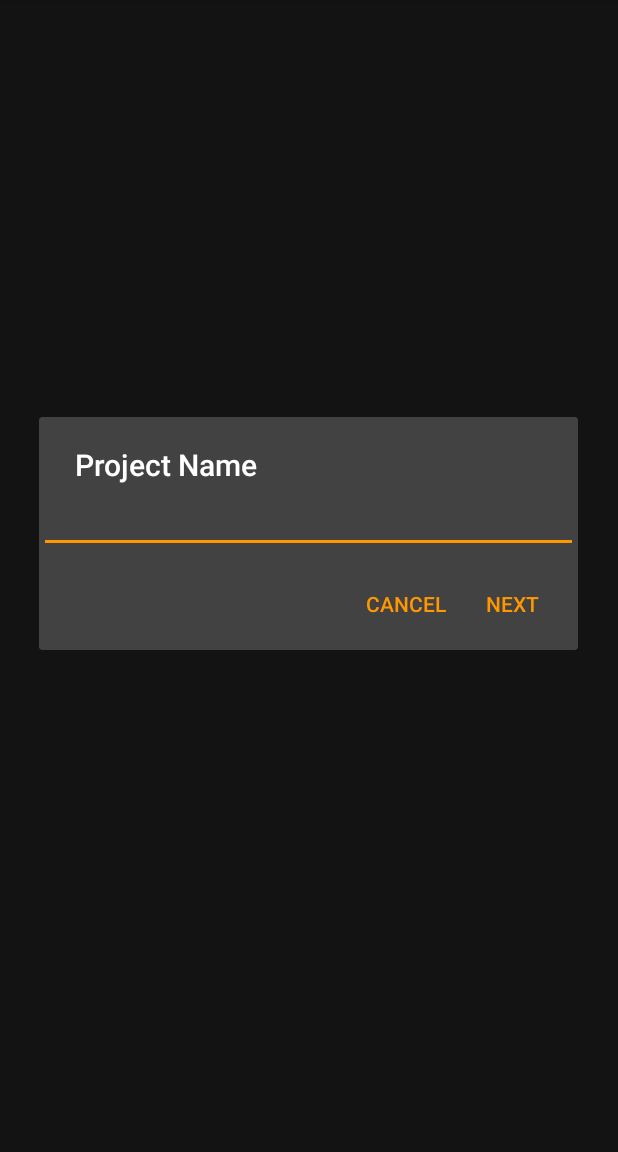
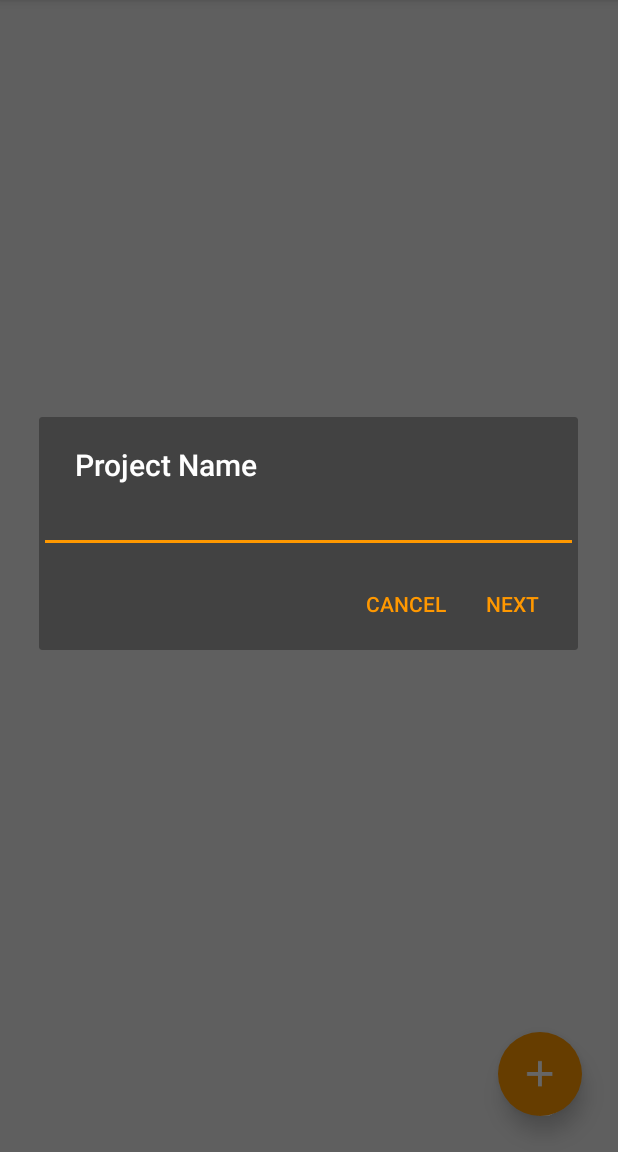
Before and after one commit to cwalsvick/TimecodedNotes, an Android app: the screen it shows after launch (MainActivity), after a tap on "NEW PROJECT", on a phone screen of 412 x 824 dp, the part 84-1236 px from its top. Run offline under Robolectric (Android 15) with nearby library versions, the phone set to English and light mode, and no system bars.

Commit message:
basic recylcerview and cardview set up for project view

```diff
--- a/app/src/main/java/com/walsvick/christopher/timecodenotes/activity/MainActivity.java
+++ b/app/src/main/java/com/walsvick/christopher/timecodenotes/activity/MainActivity.java
@@ -10,6 +10,8 @@ import android.database.Cursor;
 import android.net.Uri;
 import android.os.Bundle;
 import android.support.v7.app.ActionBarActivity;
+import android.support.v7.widget.LinearLayoutManager;
+import android.support.v7.widget.RecyclerView;
 import android.util.Log;
 import android.view.ContextMenu;
 import android.view.ContextMenu.ContextMenuInfo;
@@ -28,8 +30,10 @@ import com.walsvick.christopher.timecodenotes.db.ProjectDAO;
 import com.walsvick.christopher.timecodenotes.db.ProjectTable;
 import com.walsvick.christopher.timecodenotes.io.StorageUtil;
 import com.walsvick.christopher.timecodenotes.model.Project;
+import com.walsvick.christopher.timecodenotes.view.FloatingActionButton;
 import com.walsvick.christopher.timecodenotes.view.NewProjectDialog;
-import com.walsvick.christopher.timecodenotes.view.ProjectListCursorAdapter;
+import com.walsvick.christopher.timecodenotes.view.RecyclerItemClickListener;
+import com.walsvick.christopher.timecodenotes.view.RecyclerViewCursorAdapter;
 
 public class MainActivity extends ActionBarActivity implements
         NewProjectDialog.NewProjectDialogListener,
@@ -37,8 +41,10 @@ public class MainActivity extends ActionBarActivity implements
 
     private ProjectDAO projectDAO;
 
-    private ListView projectListView;
-    private ProjectListCursorAdapter projectListAdapter;
+    private RecyclerView projectListView;
+    private RecyclerViewCursorAdapter projectListAdapter;
+    private RecyclerView.LayoutManager layoutManager;
+    private FloatingActionButton newProjectButton;
 
     public final static String SELECTED_PROJECT = "COM.WALSVICK.CHRISTOPHER.TIMECODENOTES.SELECTED_PROJECT";
 
@@ -46,15 +52,38 @@ public class MainActivity extends ActionBarActivity implements
     protected void onCreate(Bundle savedInstanceState) {
         super.onCreate(savedInstanceState);
         setContentView(R.layout.activity_main);
-
         projectDAO = new ProjectDAO(this);
 
-        projectListView = (ListView) findViewById(R.id.project_listView);
-        projectListAdapter = new ProjectListCursorAdapter(this, null, 0);
+        newProjectButton = (FloatingActionButton) findViewById(R.id.new_project_fab);
+        newProjectButton.setOnClickListener(new View.OnClickListener() {
+
+            @Override
+            public void onClick(View v) {
+                NewProjectDialog dialog = new NewProjectDialog(MainActivity.this, MainActivity.this);
+                dialog.begin();
+            }
+        });
+
+        projectListView = (RecyclerView) findViewById(R.id.project_recycler_view);
+        projectListView.setHasFixedSize(true);
+
+        layoutManager = new LinearLayoutManager(this);
+        projectListView.setLayoutManager(layoutManager);
+
+        projectListAdapter = new RecyclerViewCursorAdapter(this, null);
         projectListView.setAdapter(projectListAdapter);
+        projectListView.addOnItemTouchListener(new RecyclerItemClickListener(this, new RecyclerItemClickListener.OnItemClickListener() {
+            @Override
+            public void onItemClick(View view, int position) {
+                Intent i = new Intent(MainActivity.this, TakeNotesActivity.class);
+                i.putExtra(SELECTED_PROJECT, (Project) projectListAdapter.getItem(position));
+                startActivity(i);
+            }
+        }));
+
+
         setListViewClickListener();
         registerForContextMenu(projectListView);
-
         fillData();
     }
 
@@ -93,7 +122,7 @@ public class MainActivity extends ActionBarActivity implements
     public boolean onContextItemSelected(MenuItem item) {
         AdapterContextMenuInfo info = (AdapterContextMenuInfo) item.getMenuInfo();
 
-        Project project = projectDAO.cursorToProject((Cursor) projectListView.getItemAtPosition(info.position));
+        Project project = (Project) projectListAdapter.getItem(info.position);
 
         switch (item.getItemId()) {
             case R.id.menu_item_view_project_info:
@@ -128,7 +157,7 @@ public class MainActivity extends ActionBarActivity implements
 
         String fileName = StorageUtil.exportToTSV(this, project);
         Log.d(getClass().getSimpleName(), "fileUri=" + Uri.parse("file://" + fileName));
-        emailIntent.putExtra(Intent.EXTRA_STREAM, Uri.parse("file://"+ fileName));
+        emailIntent.putExtra(Intent.EXTRA_STREAM, Uri.parse("file://" + fileName));
         startActivity(Intent.createChooser(emailIntent, "Send mail..."));
     }
 
@@ -188,7 +217,7 @@ public class MainActivity extends ActionBarActivity implements
     }
 
     private void setListViewClickListener() {
-        projectListView.setOnItemClickListener(new AdapterView.OnItemClickListener() {
+        /*projectListView.setOnItemClickListener(new AdapterView.OnItemClickListener() {
             @Override
             public void onItemClick(AdapterView<?> parent, View view, int position, long id) {
                 Intent i = new Intent(MainActivity.this, TakeNotesActivity.class);
@@ -196,7 +225,7 @@ public class MainActivity extends ActionBarActivity implements
                         projectDAO.cursorToProject((Cursor) projectListView.getItemAtPosition(position)));
                 startActivity(i);
             }
-        });
+        });*/
     }
 
     @Override
--- a/app/src/main/java/com/walsvick/christopher/timecodenotes/db/ProjectDAO.java
+++ b/app/src/main/java/com/walsvick/christopher/timecodenotes/db/ProjectDAO.java
@@ -28,7 +28,7 @@ public class ProjectDAO {
         this.context = context;
     }
 
-    public Project cursorToProject(Cursor cursor) {
+    public static Project cursorToProject(Cursor cursor) {
         Project p = new Project();
 
         p.setId(cursor.getInt(cursor.getColumnIndex(ProjectTable.PROJECT_ID)));
--- /dev/null
+++ b/app/src/main/java/com/walsvick/christopher/timecodenotes/view/FloatingActionButton.java
@@ -0,0 +1,74 @@
+/*
+ * Copyright 2014, The Android Open Source Project
+ *
+ * Licensed under the Apache License, Version 2.0 (the "License");
+ * you may not use this file except in compliance with the License.
+ * You may obtain a copy of the License at
+ *
+ *      http://www.apache.org/licenses/LICENSE-2.0
+ *
+ * Unless required by applicable law or agreed to in writing, software
+ * distributed under the License is distributed on an "AS IS" BASIS,
+ * WITHOUT WARRANTIES OR CONDITIONS OF ANY KIND, either express or implied.
+ * See the License for the specific language governing permissions and
+ * limitations under the License.
+ */
+
+package com.walsvick.christopher.timecodenotes.view;
+
+import android.annotation.TargetApi;
+import android.content.Context;
+import android.graphics.Outline;
+import android.os.Build;
+import android.util.AttributeSet;
+import android.view.View;
+import android.view.ViewOutlineProvider;
+import android.widget.Checkable;
+import android.widget.FrameLayout;
+
+/**
+ * A Floating Action Button is a {@link android.widget.Checkable} view distinguished by a circled
+ * icon floating above the UI, with special motion behaviors.
+ */
+public class FloatingActionButton extends FrameLayout {
+    private static final String TAG = "FloatingActionButton";
+
+    public FloatingActionButton(Context context) {
+        this(context, null, 0, 0);
+    }
+
+    public FloatingActionButton(Context context, AttributeSet attrs) {
+        this(context, attrs, 0, 0);
+    }
+
+    public FloatingActionButton(Context context, AttributeSet attrs, int defStyleAttr) {
+        this(context, attrs, defStyleAttr, 0);
+    }
+
+    @TargetApi(Build.VERSION_CODES.LOLLIPOP)
+    public FloatingActionButton(Context context, AttributeSet attrs, int defStyleAttr,
+                                int defStyleRes) {
+        super(context, attrs, defStyleAttr);
+
+        setClickable(true);
+
+        // Set the outline provider for this view. The provider is given the outline which it can
+        // then modify as needed. In this case we set the outline to be an oval fitting the height
+        // and width.
+        setOutlineProvider(new ViewOutlineProvider() {
+            @Override
+            public void getOutline(View view, Outline outline) {
+                outline.setOval(0, 0, getWidth(), getHeight());
+            }
+        });
+
+        // Finally, enable clipping to the outline, using the provider we set above
+        setClipToOutline(true);
+    }
+
+    @Override
+    protected int[] onCreateDrawableState(int extraSpace) {
+        final int[] drawableState = super.onCreateDrawableState(extraSpace + 1);
+        return drawableState;
+    }
+}
--- a/app/src/main/java/com/walsvick/christopher/timecodenotes/view/ProjectListCursorAdapter.java
+++ b/app/src/main/java/com/walsvick/christopher/timecodenotes/view/ProjectListCursorAdapter.java
@@ -18,7 +18,7 @@ import org.apache.commons.lang3.StringUtils;
 /**
  * Created on 1/10/2015 by Christopher.
  */
-public class ProjectListCursorAdapter extends CursorAdapter {
+/*public class ProjectListCursorAdapter extends CursorAdapter {
     public ProjectListCursorAdapter(Context context, Cursor c, int flags) {
         super(context, c, flags);
     }
@@ -41,3 +41,4 @@ public class ProjectListCursorAdapter extends CursorAdapter {
         view.setProject(project);
     }
 }
+*/
--- /dev/null
+++ b/app/src/main/java/com/walsvick/christopher/timecodenotes/view/RecyclerItemClickListener.java
@@ -0,0 +1,38 @@
+package com.walsvick.christopher.timecodenotes.view;
+
+import android.content.Context;
+import android.support.v7.widget.RecyclerView;
+import android.view.GestureDetector;
+import android.view.MotionEvent;
+import android.view.View;
+
+
+public class RecyclerItemClickListener implements RecyclerView.OnItemTouchListener {
+    private OnItemClickListener mListener;
+
+    public interface OnItemClickListener {
+        public void onItemClick(View view, int position);
+    }
+
+    GestureDetector mGestureDetector;
+
+    public RecyclerItemClickListener(Context context, OnItemClickListener listener) {
+        mListener = listener;
+        mGestureDetector = new GestureDetector(context, new GestureDetector.SimpleOnGestureListener() {
+            @Override public boolean onSingleTapUp(MotionEvent e) {
+                return true;
+            }
+        });
+    }
+
+    @Override public boolean onInterceptTouchEvent(RecyclerView view, MotionEvent e) {
+        View childView = view.findChildViewUnder(e.getX(), e.getY());
+        if (childView != null && mListener != null && mGestureDetector.onTouchEvent(e)) {
+            mListener.onItemClick(childView, view.getChildPosition(childView));
+            return true;
+        }
+        return false;
+    }
+
+    @Override public void onTouchEvent(RecyclerView view, MotionEvent motionEvent) { }
+}
--- /dev/null
+++ b/app/src/main/java/com/walsvick/christopher/timecodenotes/view/RecyclerViewCursorAdapter.java
@@ -0,0 +1,101 @@
+package com.walsvick.christopher.timecodenotes.view;
+
+import android.content.Context;
+import android.database.Cursor;
+import android.support.v7.widget.RecyclerView;
+import android.view.LayoutInflater;
+import android.view.View;
+import android.view.ViewGroup;
+import android.widget.TextView;
+
+import com.walsvick.christopher.timecodenotes.R;
+import com.walsvick.christopher.timecodenotes.db.ProjectDAO;
+import com.walsvick.christopher.timecodenotes.model.Project;
+
+import org.apache.commons.lang3.StringUtils;
+
+/**
+ * Created on 5/2/2015 by Christopher.
+ */
+public class RecyclerViewCursorAdapter extends RecyclerView.Adapter<RecyclerViewCursorAdapter.ViewHolder> {
+
+    private Cursor dataCursor;
+    private Context context;
+    private OnRecyclerItemClickListener callback;
+
+    public interface OnRecyclerItemClickListener {
+        public void onItemClickListener(int position);
+    }
+
+    // Provide a reference to the views for each data item
+    // Complex data items may need more than one view per item, and
+    // you provide access to all the views for a data item in a view holder
+    public static class ViewHolder extends RecyclerView.ViewHolder {
+        // each data item is just a string in this case
+        public ProjectListItemView listItemView;
+        public OnRecyclerItemClickListener callback;
+
+        public ViewHolder(View v, OnRecyclerItemClickListener callback) {
+            super(v);
+            listItemView = new ProjectListItemView(v);
+        }
+    }
+
+    public RecyclerViewCursorAdapter(Context context, Cursor cursor) {
+        this.context = context;
+        this.dataCursor = cursor;
+        this.callback = callback;
+    }
+
+    @Override
+    public ViewHolder onCreateViewHolder(ViewGroup parent, int i) {
+        View itemView = LayoutInflater.from(parent.getContext())
+                .inflate(R.layout.list_view_item_project, parent, false);
+
+       // ProjectListItemView item = new ProjectListItemView(context, itemView);
+
+        ViewHolder vh = new ViewHolder(itemView, callback);
+        return vh;
+    }
+
+    @Override
+    public void onBindViewHolder(ViewHolder viewHolder, int position) {
+        if (!dataCursor.moveToPosition(position)) {
+            throw new IllegalStateException("couldn't move cursor to position " + position);
+        }
+        Project project = ProjectDAO.cursorToProject(dataCursor);
+
+        viewHolder.listItemView.setProject(project);
+    }
+
+    @Override
+    public int getItemCount() {
+        return (dataCursor == null) ? 0 : dataCursor.getCount();
+    }
+
+    public void changeCursor(Cursor cursor) {
+        Cursor old = swapCursor(cursor);
+        if (old != null) {
+            old.close();
+        }
+    }
+
+    public Cursor swapCursor(Cursor cursor) {
+        if (dataCursor == cursor) {
+            return null;
+        }
+        Cursor oldCursor = dataCursor;
+        this.dataCursor = cursor;
+        if (cursor != null) {
+            this.notifyDataSetChanged();
+        }
+        return oldCursor;
+    }
+
+    public Object getItem(int position) {
+        if (!dataCursor.moveToPosition(position)) {
+            throw new IllegalStateException("couldn't move cursor to position " + position);
+        }
+        return ProjectDAO.cursorToProject(dataCursor);
+    }
+}
--- /dev/null
+++ b/app/src/main/res/drawable-hdpi/fab_icons.xml
@@ -0,0 +1,24 @@
+<?xml version="1.0" encoding="UTF-8"?>
+<!--
+ Copyright 2014 The Android Open Source Project
+
+ Licensed under the Apache License, Version 2.0 (the "License");
+ you may not use this file except in compliance with the License.
+ You may obtain a copy of the License at
+
+     http://www.apache.org/licenses/LICENSE-2.0
+
+ Unless required by applicable law or agreed to in writing, software
+ distributed under the License is distributed on an "AS IS" BASIS,
+ WITHOUT WARRANTIES OR CONDITIONS OF ANY KIND, either express or implied.
+ See the License for the specific language governing permissions and
+ limitations under the License.
+-->
+
+<selector xmlns:android="http://schemas.android.com/apk/res/android"
+        android:enterFadeDuration="@android:integer/config_shortAnimTime">
+    <item>
+        <bitmap android:src="@drawable/ic_add" android:tint="@android:color/white" />
+    </item>
+
+</selector>
--- a/app/src/main/res/layout/activity_main.xml
+++ b/app/src/main/res/layout/activity_main.xml
@@ -1,14 +1,33 @@
 <RelativeLayout xmlns:android="http://schemas.android.com/apk/res/android"
     xmlns:tools="http://schemas.android.com/tools" android:layout_width="match_parent"
-    android:layout_height="match_parent" android:paddingLeft="@dimen/activity_horizontal_margin"
-    android:paddingRight="@dimen/activity_horizontal_margin"
-    android:paddingTop="@dimen/activity_vertical_margin"
-    android:paddingBottom="@dimen/activity_vertical_margin" tools:context=".MainActivity">
+    android:layout_height="match_parent"
+    tools:context=".MainActivity">
 
-    <ListView
-        android:layout_width="wrap_content"
-        android:layout_height="wrap_content"
-        android:id="@+id/project_listView"
-        android:layout_centerHorizontal="true"
-        android:layout_alignParentTop="true" />
+    <android.support.v7.widget.RecyclerView
+        android:id="@+id/project_recycler_view"
+        android:scrollbars="vertical"
+        android:layout_width="match_parent"
+        android:layout_height="match_parent"
+        android:background="@color/grey_200"/>
+
+    <com.walsvick.christopher.timecodenotes.view.FloatingActionButton
+        android:id="@+id/new_project_fab"
+        android:layout_width="@dimen/fab_size"
+        android:layout_height="@dimen/fab_size"
+        android:layout_marginBottom="24dp"
+        android:layout_marginRight="24dp"
+        android:layout_marginEnd="24dp"
+        android:elevation="@dimen/fab_elevation"
+        android:background="@color/accent"
+        android:layout_alignParentBottom="true"
+        android:layout_alignParentRight="true">
+
+        <ImageView
+            android:layout_width="@dimen/fab_icon_size"
+            android:layout_height="@dimen/fab_icon_size"
+            android:src="@drawable/fab_icons"
+            android:layout_gravity="center"
+            android:duplicateParentState="true"/>
+
+    </com.walsvick.christopher.timecodenotes.view.FloatingActionButton>
 </RelativeLayout>
--- a/app/src/main/res/values-v21/styles.xml
+++ b/app/src/main/res/values-v21/styles.xml
@@ -10,6 +10,7 @@
         <!--   theme UI controls like checkboxes and text fields -->
         <item name="colorAccent">@color/accent</item>
         <item name="android:textColorPrimary">@color/primary_text</item>
+        <item name="android:windowBackground">@color/grey_200</item>
     </style>
 
 </resources>
--- a/app/src/main/res/values/colors.xml
+++ b/app/src/main/res/values/colors.xml
@@ -4,4 +4,10 @@
     <color name="primary_dark">#1976D2</color>
     <color name="accent">#FF9800</color>
     <color name="primary_text">#FFFFFF</color>
+    <color name="material_blue_50">#E3F2FD</color>
+    <color name="grey_50">#FAFAFA</color>
+    <color name="grey_200">#EEEEEE</color>
+    <color name="black">#000000</color>
+    <color name="black_87">#3a3a3a</color>
+    <color name="black_54">#757575</color>
 </resources>
--- a/app/src/main/res/values/dimens.xml
+++ b/app/src/main/res/values/dimens.xml
@@ -2,4 +2,9 @@
     <!-- Default screen margins, per the Android Design guidelines. -->
     <dimen name="activity_horizontal_margin">16dp</dimen>
     <dimen name="activity_vertical_margin">16dp</dimen>
+    <dimen name="fab_elevation">8dp</dimen>
+    <dimen name="fab_press_translation_z">9dp</dimen>
+    <dimen name="fab_size">56dp</dimen>
+    <dimen name="fab_size_small">40dp</dimen>
+    <dimen name="fab_icon_size">24dp</dimen>
 </resources>
```
Also changed, not shown: app/src/main/java/com/walsvick/christopher/timecodenotes/view/ProjectListItemView.java (+7 -15 lines), app/src/main/res/layout/list_view_item_project.xml (+32 -47 lines), app/src/main/res/drawable-xxhdpi/ic_add.png (added).
